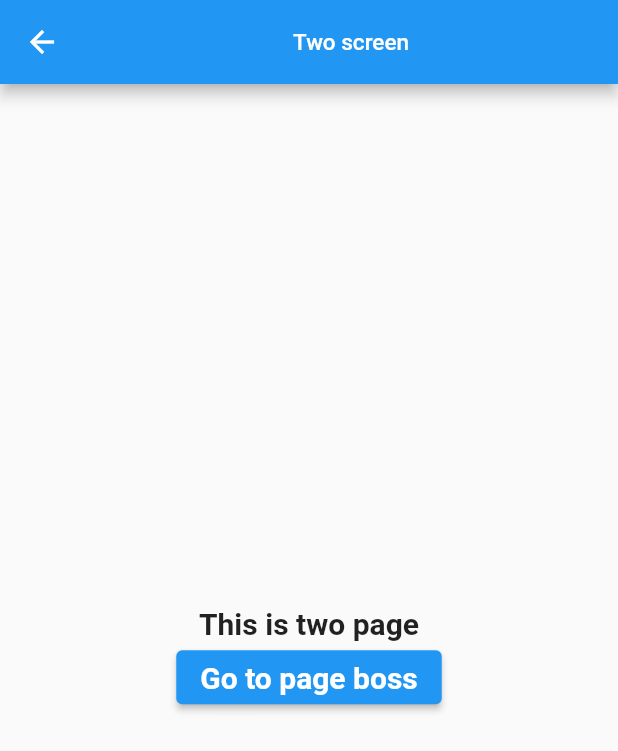
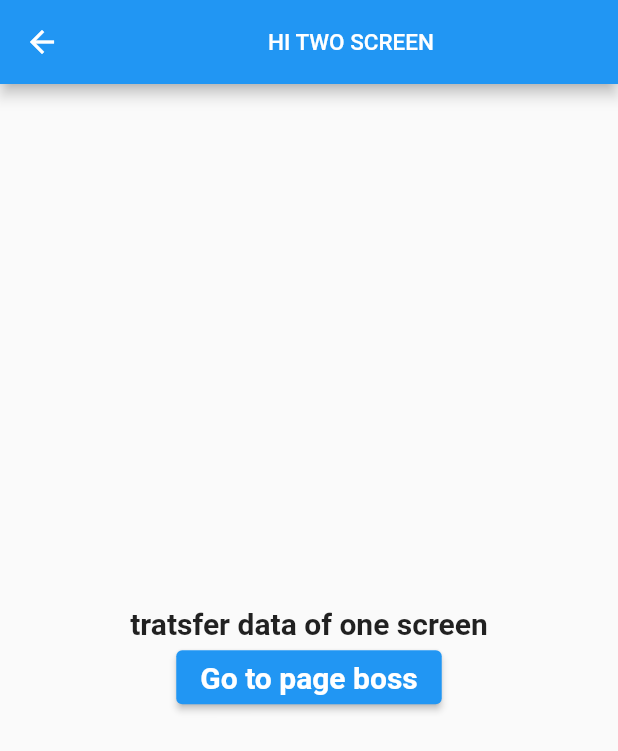
Before and after one commit to Aironsec/flutter_navigation_example, a Flutter app: the screen it shows after launch, after a tap on "Go to pege two", on a phone screen of 412 x 824 dp. Shown: the top 751 px of the screen. Run offline on Flutter 3.47's test engine with Material 2 defaults, Android fonts, the light colour scheme and no system bars.

Commit message:
передача данных на другой экран (виджет) с использование named routing

```diff
--- a/flutter_navigation_example/lib/one_screen.dart
+++ b/flutter_navigation_example/lib/one_screen.dart
@@ -32,7 +32,10 @@ class BodyOneScreen extends StatelessWidget {
             style: TextStyle(fontSize: 20, fontWeight: FontWeight.bold),
           ),
           ElevatedButton(
-            onPressed: (() => Navigator.pushNamed(context, '/TwoScreen')),
+            onPressed: (() {
+              Data data = Data('HI TWO SCREEN', 'tratsfer data of one screen');
+              Navigator.pushNamed(context, '/TwoScreen', arguments: data);
+            }),
             child: const Text(
               'Go to pege two',
               style: TextStyle(fontSize: 20, fontWeight: FontWeight.bold),
@@ -43,3 +46,10 @@ class BodyOneScreen extends StatelessWidget {
     );
   }
 }
+
+class Data {
+  final String textAppBar;
+  final String textBody;
+
+  Data(this.textAppBar, this.textBody);
+}
--- a/flutter_navigation_example/lib/two_screen.dart
+++ b/flutter_navigation_example/lib/two_screen.dart
@@ -1,16 +1,18 @@
 import 'package:flutter/material.dart';
+import 'package:flutter_navigation_example/one_screen.dart';
 
 class TwoScreen extends StatelessWidget {
   const TwoScreen({Key? key}) : super(key: key);
 
   @override
   Widget build(BuildContext context) {
+    final args = ModalRoute.of(context)?.settings.arguments as Data;
     return Scaffold(
       appBar: AppBar(
-        title: const Center(
+        title: Center(
           child: Text(
-            'Two screen',
-            style: TextStyle(fontSize: 15),
+            args.textAppBar,
+            style: const TextStyle(fontSize: 15),
           ),
         ),
       ),
@@ -24,13 +26,14 @@ class BodyTwoScreen extends StatelessWidget {
 
   @override
   Widget build(BuildContext context) {
+    final args = ModalRoute.of(context)?.settings.arguments as Data;
     return Center(
       child: Column(
         mainAxisSize: MainAxisSize.min,
         children: [
-          const Text(
-            'This is two page',
-            style: TextStyle(fontSize: 20, fontWeight: FontWeight.bold),
+          Text(
+            args.textBody,
+            style: const TextStyle(fontSize: 20, fontWeight: FontWeight.bold),
           ),
           ElevatedButton(
             onPressed: (() => Navigator.pop(context)),
```
